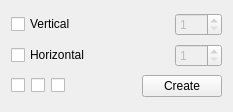
First picture: the form in plugins/defaultTools/guidestool/InsertGuidesToolOptionWidget.ui, repository KDE/krita, before the edit.
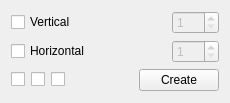
Second picture: the form after the edit. Custom widgets are drawn as their Qt base class.

```diff
--- a/plugins/defaultTools/guidestool/InsertGuidesToolOptionWidget.ui
+++ b/plugins/defaultTools/guidestool/InsertGuidesToolOptionWidget.ui
@@ -6,8 +6,8 @@
    <rect>
     <x>0</x>
     <y>0</y>
-    <width>233</width>
-    <height>112</height>
+    <width>230</width>
+    <height>103</height>
    </rect>
   </property>
   <property name="sizePolicy">
@@ -152,6 +152,22 @@
      </item>
     </layout>
    </item>
+   <item>
+    <spacer name="verticalSpacer">
+     <property name="orientation">
+      <enum>Qt::Vertical</enum>
+     </property>
+     <property name="sizeType">
+      <enum>QSizePolicy::MinimumExpanding</enum>
+     </property>
+     <property name="sizeHint" stdset="0">
+      <size>
+       <width>20</width>
+       <height>0</height>
+      </size>
+     </property>
+    </spacer>
+   </item>
   </layout>
  </widget>
  <customwidgets>
```
